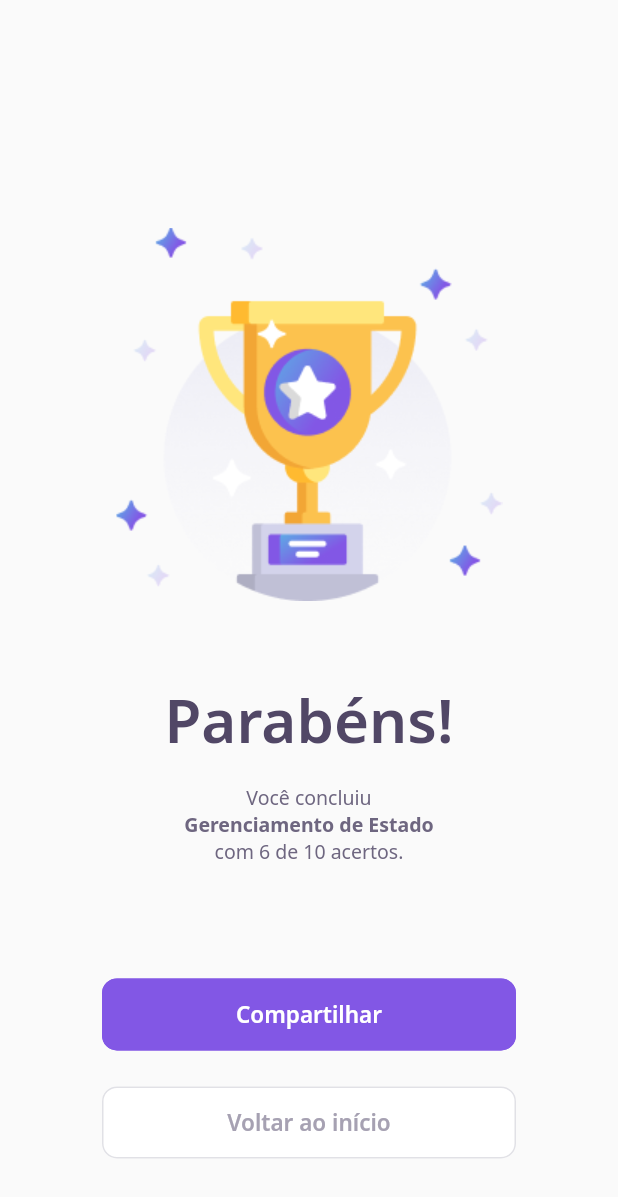
After one commit to paulorcvieira/dev-quiz-flutter, a Flutter app: the ResultPage screen opened directly, on a phone screen of 412 x 824 dp. The commit adds this screen. Shown: the top 1197 px of the screen. Run offline on Flutter 3.47's test engine with Material 2 defaults, Android fonts, the phone set to English and light mode, and no system bars; our stand-ins replace google_fonts; accounts and stored records are empty; network calls fail.

Commit message:
feat: create result page

```diff
--- a/lib/challenge/widgets/next_button/next_button_widget.dart
+++ b/lib/challenge/widgets/next_button/next_button_widget.dart
@@ -35,6 +35,15 @@ class NextButtonWidget extends StatelessWidget {
         this.borderColor = AppColors.border,
         this.onTap = onTap;
 
+  NextButtonWidget.purple({
+    required String label,
+    required VoidCallback onTap,
+  })   : this.backgroundColor = AppColors.purple,
+        this.fontColor = AppColors.white,
+        this.label = label,
+        this.borderColor = AppColors.purple,
+        this.onTap = onTap;
+
   @override
   Widget build(BuildContext context) {
     return Container(
--- /dev/null
+++ b/lib/result/result_page.dart
@@ -0,0 +1,82 @@
+import 'package:devquiz/challenge/widgets/next_button/next_button_widget.dart';
+import 'package:devquiz/core/core.dart';
+import 'package:flutter/material.dart';
+
+class ResultPage extends StatelessWidget {
+  @override
+  Widget build(BuildContext context) {
+    return Scaffold(
+      body: Container(
+        width: double.maxFinite,
+        padding: EdgeInsets.only(top: 100),
+        child: Column(
+          mainAxisAlignment: MainAxisAlignment.spaceEvenly,
+          crossAxisAlignment: CrossAxisAlignment.center,
+          children: [
+            Image.asset(AppImages.trophy),
+            Column(
+              children: [
+                Text(
+                  "Parabéns!",
+                  style: AppTextStyles.heading40,
+                ),
+                SizedBox(height: 16),
+                Text.rich(
+                  TextSpan(
+                    text: "Você concluiu",
+                    style: AppTextStyles.body,
+                    children: [
+                      TextSpan(
+                        text: "\nGerenciamento de Estado",
+                        style: AppTextStyles.bodyBold,
+                      ),
+                      TextSpan(
+                        text: "\ncom 6 de 10 acertos.",
+                        style: AppTextStyles.body,
+                      ),
+                    ],
+                  ),
+                  textAlign: TextAlign.center,
+                ),
+              ],
+            ),
+            Column(
+              children: [
+                SizedBox(height: 24),
+                Row(
+                  children: [
+                    Expanded(
+                      child: Padding(
+                        padding: const EdgeInsets.symmetric(horizontal: 68),
+                        child: NextButtonWidget.purple(
+                          label: "Compartilhar",
+                          onTap: () {},
+                        ),
+                      ),
+                    ),
+                  ],
+                ),
+                SizedBox(height: 24),
+                Row(
+                  children: [
+                    Expanded(
+                      child: Padding(
+                        padding: const EdgeInsets.symmetric(horizontal: 68),
+                        child: NextButtonWidget.white(
+                          label: "Voltar ao início",
+                          onTap: () {
+                            Navigator.pop(context);
+                          },
+                        ),
+                      ),
+                    ),
+                  ],
+                ),
+              ],
+            ),
+          ],
+        ),
+      ),
+    );
+  }
+}
```
